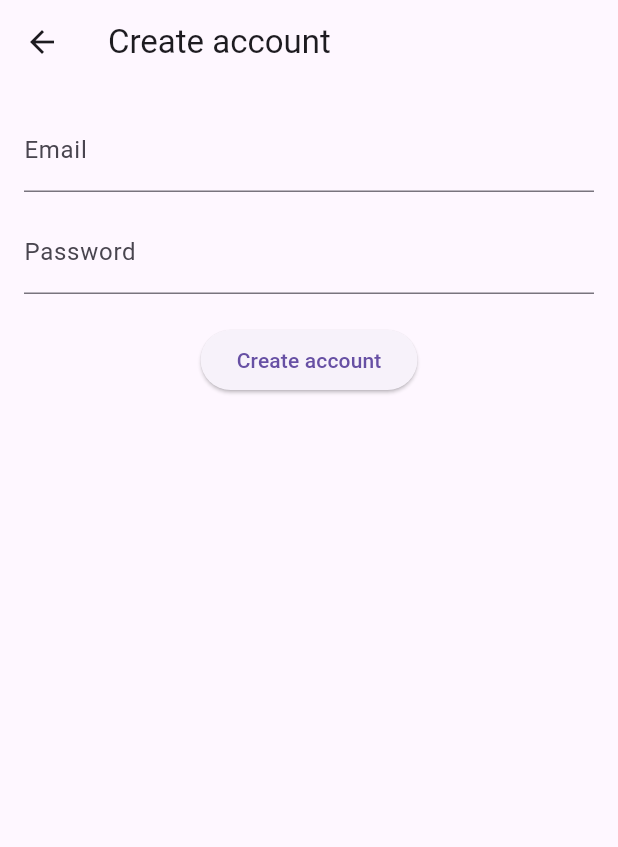
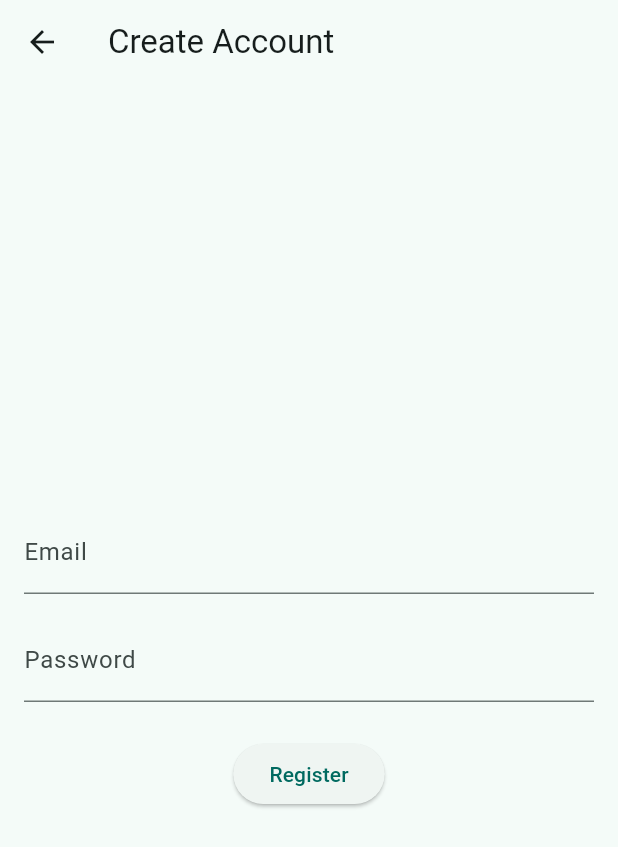
Before and after one commit to marierabill/chamawise-landing, a Flutter app: the RegisterScreen screen opened directly, on a phone screen of 412 x 824 dp. Shown: the top 847 px of the screen. Run offline on Flutter 3.47's test engine with Material 3 defaults, Android fonts, the phone set to English and light mode, and no system bars; our stand-ins replace cloud_firestore, firebase_auth, firebase_core, flutter_riverpod; accounts and stored records are empty.

Commit message:
Auth flows

```diff
--- a/app/lib/features/auth/presentation/register_screen.dart
+++ b/app/lib/features/auth/presentation/register_screen.dart
@@ -1,47 +1,52 @@
 import 'package:flutter/material.dart';
 import 'package:flutter_riverpod/flutter_riverpod.dart';
-import '../../../providers/auth_providers.dart';
-
+import '../domain/auth_service.dart'; // ✅ FIXED
 
 class RegisterScreen extends ConsumerStatefulWidget {
-const RegisterScreen({super.key});
+  const RegisterScreen({Key? key}) : super(key: key);
+
   @override
   ConsumerState<RegisterScreen> createState() => _RegisterScreenState();
 }
 
-
 class _RegisterScreenState extends ConsumerState<RegisterScreen> {
-final _email = TextEditingController();
-final _password = TextEditingController();
-bool _loading = false;
-
-
-Future<void> _register() async {
-setState(() => _loading = true);
-try {
-final repo = ref.read(authRepositoryProvider);
-await repo.signUpWithEmail(_email.text.trim(), _password.text.trim());
-} catch (e) {
-ScaffoldMessenger.of(context).showSnackBar(SnackBar(content: Text(e.toString())));
-} finally {
-setState(() => _loading = false);
-}
-}
-
+  final emailController = TextEditingController();
+  final passwordController = TextEditingController();
 
   @override
   Widget build(BuildContext context) {
     return Scaffold(
-appBar: AppBar(title: const Text('Create account')),
+      appBar: AppBar(title: const Text('Create Account')),
       body: Padding(
         padding: const EdgeInsets.all(16.0),
-child: Column(children: [
-TextField(controller: _email, decoration: const InputDecoration(labelText: 'Email')),
-const SizedBox(height: 12),
-TextField(controller: _password, decoration: const InputDecoration(labelText: 'Password'), obscureText: true),
-const SizedBox(height: 20),
-ElevatedButton(onPressed: _loading ? null : _register, child: _loading ? const CircularProgressIndicator() : const Text('Create account')),
-]),
+        child: Column(
+          mainAxisAlignment: MainAxisAlignment.center,
+          children: [
+            TextField(
+              controller: emailController,
+              decoration: const InputDecoration(labelText: 'Email'),
+            ),
+            const SizedBox(height: 16),
+            TextField(
+              controller: passwordController,
+              decoration: const InputDecoration(labelText: 'Password'),
+              obscureText: true,
+            ),
+            const SizedBox(height: 24),
+            ElevatedButton(
+              onPressed: () async {
+                await ref.read(authRepositoryProvider).signUp(
+                      emailController.text.trim(),
+                      passwordController.text.trim(),
+                    );
+                if (context.mounted) {
+                  Navigator.pushReplacementNamed(context, '/login');
+                }
+              },
+              child: const Text('Register'),
+            ),
+          ],
+        ),
       ),
     );
   }
--- a/app/pubspec.yaml
+++ b/app/pubspec.yaml
@@ -41,6 +41,11 @@ dependencies:
     flutter_hooks: ^0.21.3+1
     google_sign_in: ^7.2.0
     intl: ^0.20.2
+
+    shared_preferences: ^2.3.2
+    flutter_svg: ^2.0.7
+    google_fonts: ^6.2.1
+    provider: ^6.1.2
 
 
 dev_dependencies:
```
Also changed, not shown: app/lib/features/auth/data/auth_repository.dart (+31 -15 lines), app/lib/features/auth/domain/auth_service.dart (added, +19 -0 lines), app/lib/features/auth/presentation/login_screen.dart (+40 -19 lines), app/lib/main.dart (+14 -115 lines), app/lib/router.dart (added, +21 -0 lines), app/pubspec.lock, 1 other file. Lines whose indentation alone changed are shown as unchanged.
